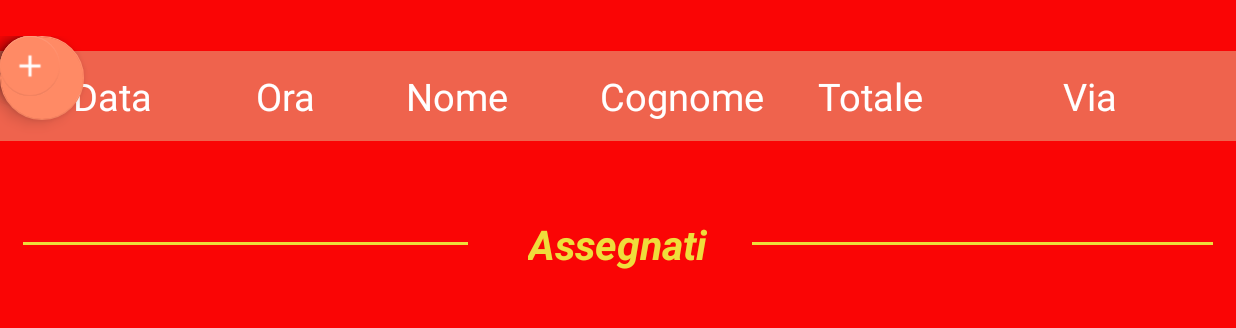
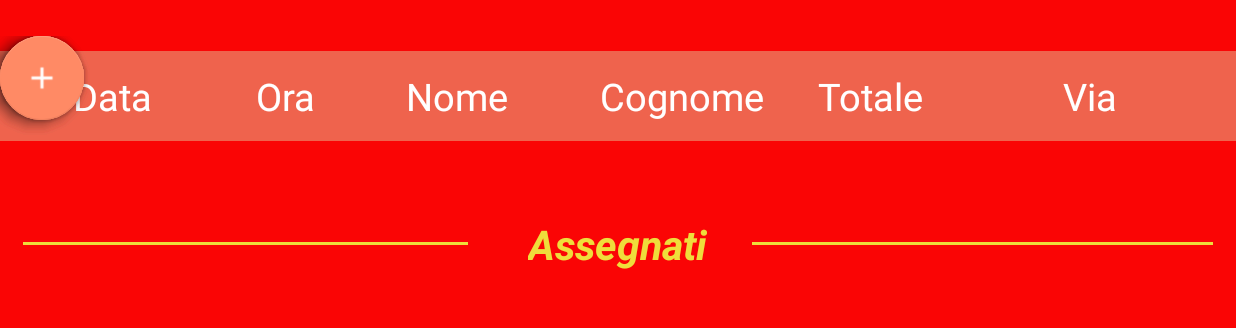
Before and after one commit to davideleone/Pizzeria, an Android app: the screen it shows after launch (MainActivity), after a tap on "Ordinazione", on a phone screen of 824 x 412 dp (held sideways), the part 84-412 px from its top. Run offline under Robolectric (Android 15) with nearby library versions, the phone set to English and light mode, and no system bars; libraries missing offline, so code that uses them is left out: terranovaproductions.newcomicreader; 4 statements that could not run were skipped; 1 other tap on this screen came first.

Commit message:
Fixed issue in new order;

```diff
--- a/app/src/main/java/app/gestionale/NuovoOrdine.java
+++ b/app/src/main/java/app/gestionale/NuovoOrdine.java
@@ -469,6 +469,7 @@ public class NuovoOrdine extends Fragment {
                             */
         HttpManager.execSimple("ASSOCIA_ORDINE_CLIENTE", null, idOrdine, idClienteCreato, strNome, strCognome, "Pizzeria");
 
+        Toast.makeText(listener, "Ordine completato con successo!", Toast.LENGTH_SHORT).show();
 
         RiepilogoOrdini fragment = new RiepilogoOrdini();
         fragment.setArguments(bundle);
--- a/app/src/main/java/app/gestionale/RiepilogoOrdini.java
+++ b/app/src/main/java/app/gestionale/RiepilogoOrdini.java
@@ -248,7 +248,7 @@ public class RiepilogoOrdini extends Fragment {
             paramtotale.setMargins(20, 20, 0, 0);
 
             TextView totaleSerata = new TextView(context);
-            totaleSerata.setText("Totale serata: " + lista.get(0).get("totale_serata"));
+            totaleSerata.setText("Totale serata: " + new DecimalFormat("#0.00 €").format(Float.parseFloat(lista.get(0).get("totale_serata"))));
             totaleSerata.setId(View.generateViewId());
             totaleSerata.setTextSize(25);
             totaleSerata.setLayoutParams(paramtotale);
@@ -260,7 +260,7 @@ public class RiepilogoOrdini extends Fragment {
             paramTotaleConsegna.setMargins(20, 10, 0, 0);
 
             TextView totaleSerataConsegna = new TextView(context);
-            totaleSerataConsegna.setText("Totale consegne: " + lista.get(0).get("totale_domicilio"));
+            totaleSerataConsegna.setText("Totale consegne: " + new DecimalFormat("#0.00 €").format(Float.parseFloat(lista.get(0).get("totale_domicilio"))));
             totaleSerataConsegna.setId(View.generateViewId());
             totaleSerataConsegna.setTextSize(25);
             totaleSerataConsegna.setLayoutParams(paramTotaleConsegna);
@@ -272,7 +272,7 @@ public class RiepilogoOrdini extends Fragment {
             paramTotaleAsporto.setMargins(20, 20, 0, 0);
 
             TextView totaleSerataAsporto = new TextView(context);
-            totaleSerataAsporto.setText("Totale asporto: " + lista.get(0).get("totale_asporto"));
+            totaleSerataAsporto.setText("Totale asporto: " + new DecimalFormat("#0.00 €").format(Float.parseFloat(lista.get(0).get("totale_asporto"))));
             totaleSerataAsporto.setId(View.generateViewId());
             totaleSerataAsporto.setTextSize(25);
             totaleSerataAsporto.setLayoutParams(paramTotaleAsporto);
--- a/app/src/main/res/layout/activity_riepilogo_ordini.xml
+++ b/app/src/main/res/layout/activity_riepilogo_ordini.xml
@@ -273,7 +273,7 @@
             android:layout_height="wrap_content"
             android:src="@drawable/delete"
             fab:backgroundTint="@color/menu_primary"
-            fab:fabSize="mini" />
+            fab:fabSize="normal" />
 
 
         <android.support.design.widget.FloatingActionButton
@@ -282,7 +282,7 @@
             android:layout_height="wrap_content"
             android:src="@drawable/info"
             fab:backgroundTint="@color/menu_primary"
-            fab:fabSize="mini" />
+            fab:fabSize="normal" />
 
         <android.support.design.widget.FloatingActionButton
             android:id="@+id/fab_browser_circle"
@@ -290,7 +290,7 @@
             android:layout_height="wrap_content"
             android:src="@drawable/plus"
             fab:backgroundTint="@color/menu_primary"
-            fab:fabSize="mini" />
+            fab:fabSize="normal" />
 
     </terranovaproductions.newcomicreader.FloatingActionMenu>
 
```
